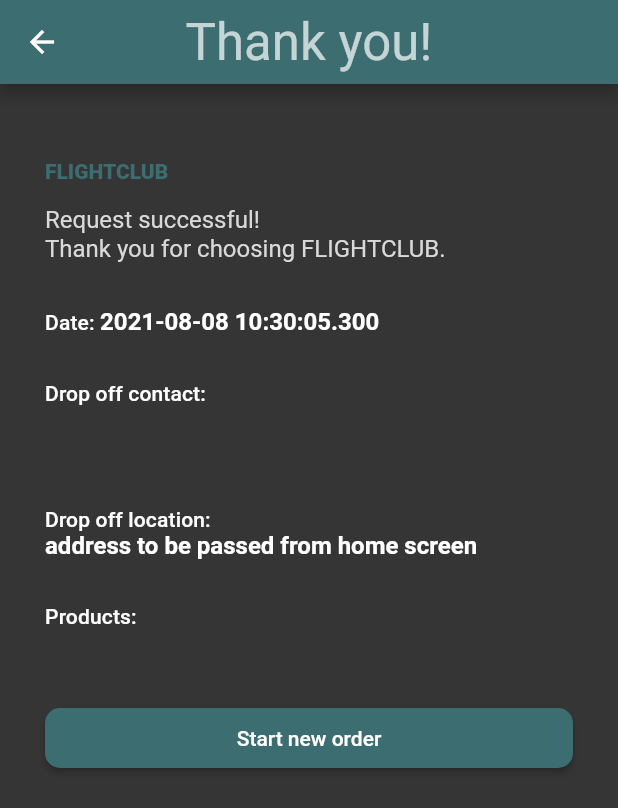
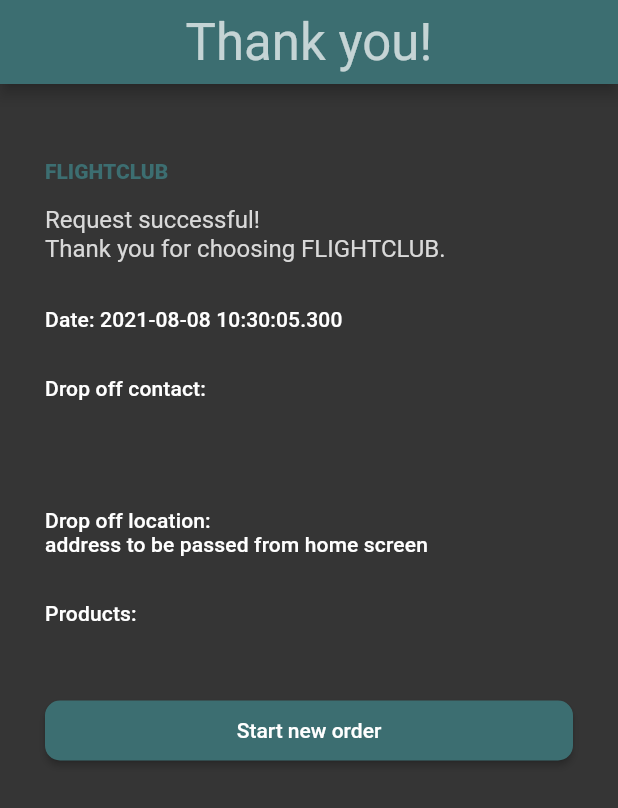
Before and after one commit to ethanlee123/flightclub, a Flutter app: the CheckoutSummary screen opened directly with empty values, on a phone screen of 412 x 824 dp. Shown: the top 808 px of the screen. Run offline on Flutter 3.47's test engine with Material 2 defaults, Android fonts, the phone set to English and light mode, and no system bars; our stand-ins replace carousel_slider, flutter_dotenv, geolocator, google_maps_flutter; missing offline and left inert: flutter_polyline_points.

Commit message:
Remove back button in app  bar

```diff
--- a/lib/pages/checkout_summary.dart
+++ b/lib/pages/checkout_summary.dart
@@ -17,6 +17,7 @@
         backgroundColor: themeData.primaryColor,
         appBar: AppBar(
           title: Text("Thank you!", style: themeData.accentTextTheme.headline4),
+          automaticallyImplyLeading: false,
         ),
         body: Padding(
           padding: const EdgeInsets.symmetric(vertical: 50.0, horizontal: 30.0),
@@ -35,7 +36,7 @@
               SizedBox(height: 30.0),
               RichText(
                 text: TextSpan(
-                  style: Theme.of(context).primaryTextTheme.bodyText2,
+                  style: Theme.of(context).primaryTextTheme.subtitle2,
                   children: <TextSpan>[
                     TextSpan(
                       text: 'Date: ',
@@ -51,18 +52,19 @@
               Text('Drop off contact:',
                   style: themeData.accentTextTheme.subtitle2),
               Text('${checkoutDetails.name}',
-                  style: themeData.primaryTextTheme.bodyText2),
+                  style: themeData.primaryTextTheme.subtitle2),
+              SizedBox(height: 10.0),
               Text('${checkoutDetails.number}',
-                  style: themeData.primaryTextTheme.bodyText2),
+                  style: themeData.primaryTextTheme.subtitle2),
               SizedBox(height: 30.0),
               Text('Drop off location:',
                   style: themeData.accentTextTheme.subtitle2),
               Text('address to be passed from home screen',
-                  style: themeData.primaryTextTheme.bodyText2),
+                  style: themeData.primaryTextTheme.subtitle2),
               SizedBox(height: 30.0),
               Text('Products:', style: themeData.accentTextTheme.subtitle2),
               Text('${checkoutDetails.products.join(', ')}',
-                  style: themeData.primaryTextTheme.bodyText2),
+                  style: themeData.primaryTextTheme.subtitle2),
               SizedBox(height: 30.0),
               ElevatedButton(
                 onPressed: () {
```
